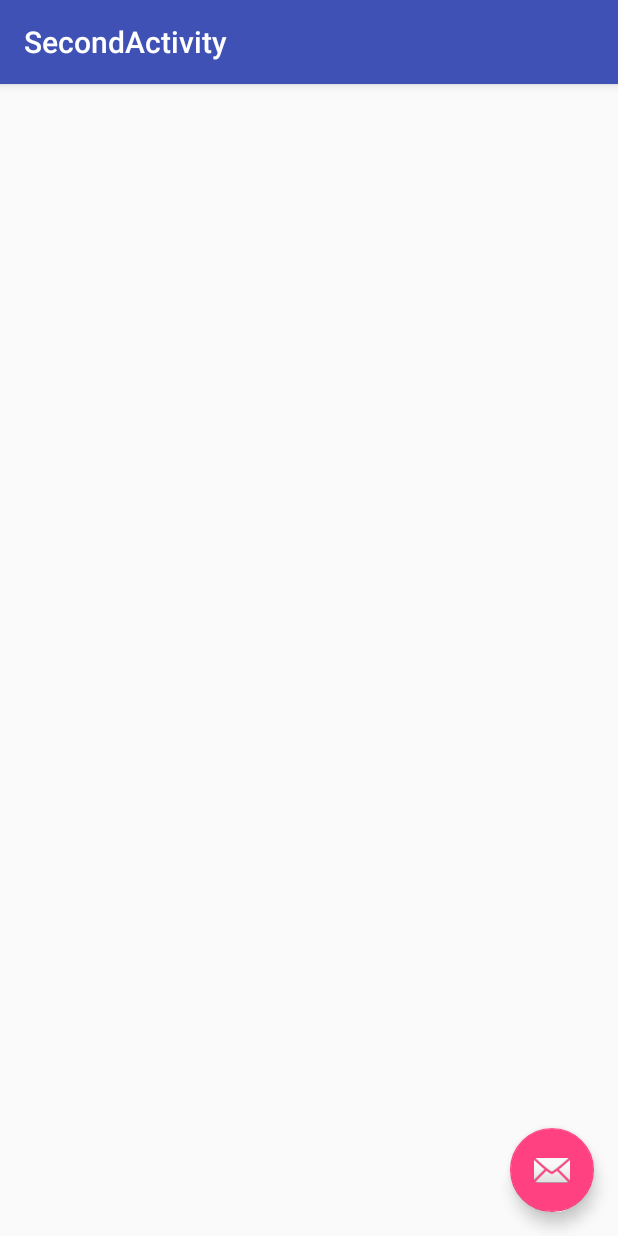
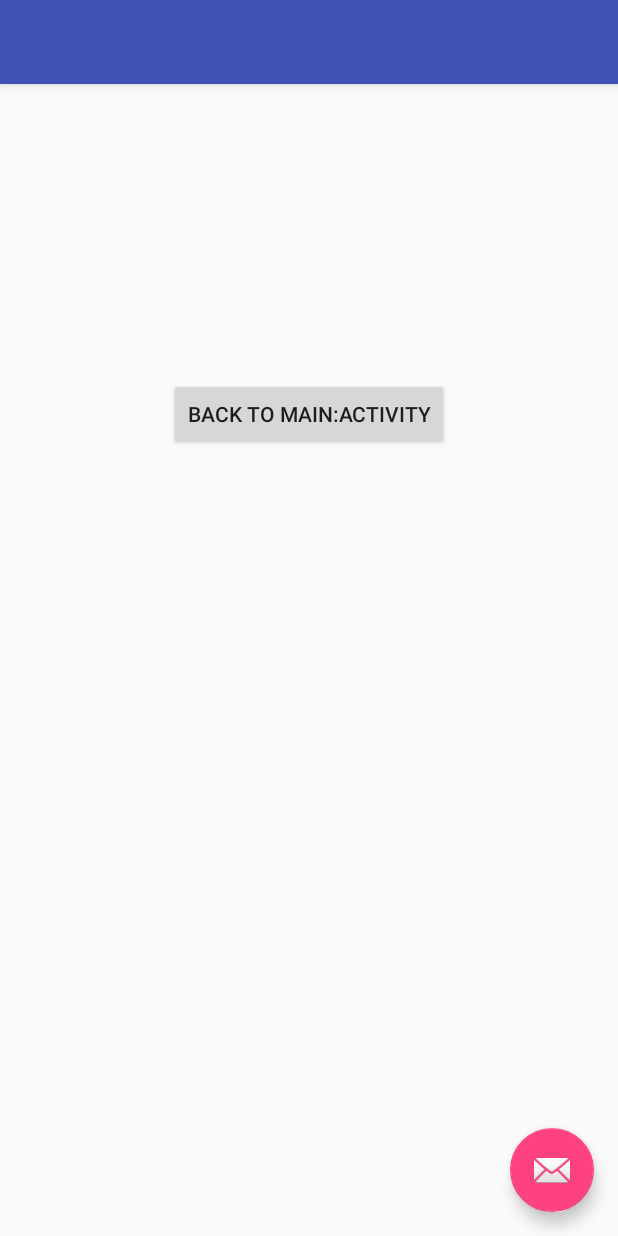
Before and after one commit to acakojic/myapp-android-kotlin, an Android app: the SecondActivity screen opened directly, with no data from a screen before it, on a phone screen of 412 x 824 dp. Run offline under Robolectric (Android 15) with nearby library versions, the phone set to English and light mode, and no system bars.

Commit message:
Passing data from MainActivity and display it in SecondActivity

```diff
--- a/app/build.gradle
+++ b/app/build.gradle
@@ -31,4 +31,5 @@ dependencies {
     testImplementation 'junit:junit:4.12'
     androidTestImplementation 'com.android.support.test:runner:1.0.2'
     androidTestImplementation 'com.android.support.test.espresso:espresso-core:3.0.2'
+
 }
--- a/app/src/main/java/com/example/koja/myapplication/SecondActivity.kt
+++ b/app/src/main/java/com/example/koja/myapplication/SecondActivity.kt
@@ -1,8 +1,12 @@
 package com.example.koja.myapplication
 
+import android.content.Intent
 import android.os.Bundle
 import android.support.design.widget.Snackbar
 import android.support.v7.app.AppCompatActivity
+import android.widget.Button
+import android.widget.TextView
+import com.example.koja.myapplication.R.id.idButton
 
 import kotlinx.android.synthetic.main.activity_second.*
 
@@ -11,11 +15,20 @@ class SecondActivity : AppCompatActivity() {
     override fun onCreate(savedInstanceState: Bundle?) {
         super.onCreate(savedInstanceState)
         setContentView(R.layout.activity_second)
-        setSupportActionBar(toolbar)
 
-        fab.setOnClickListener { view ->
-            Snackbar.make(view, "Replace with your own action", Snackbar.LENGTH_LONG)
-                    .setAction("Action", null).show()
+        val idTextView: TextView = findViewById(R.id.idTextView)
+        val idButton: Button = findViewById(R.id.idButton)
+
+
+        //get textString from MainComponent
+
+        val intentText = getIntent()
+        val textName = intentText.getStringExtra("textName")
+        idTextView.text = textName
+
+        idButton.setOnClickListener{
+            val intent = Intent(this, MainActivity::class.java)
+            startActivity(intent)
         }
     }
 
--- a/app/src/main/res/layout/content_second.xml
+++ b/app/src/main/res/layout/content_second.xml
@@ -8,4 +8,26 @@
     tools:context=".SecondActivity"
     tools:showIn="@layout/activity_second">
 
+    <TextView
+        android:id="@+id/idTextView"
+        android:layout_width="wrap_content"
+        android:layout_height="wrap_content"
+        android:text="Hello SecondActivity"
+        app:layout_constraintBottom_toBottomOf="parent"
+        app:layout_constraintLeft_toLeftOf="parent"
+        app:layout_constraintRight_toRightOf="parent"
+        app:layout_constraintTop_toTopOf="parent"
+        app:layout_constraintVertical_bias="0.008" />
+
+    <Button
+        android:id="@+id/idButton"
+        android:layout_width="wrap_content"
+        android:layout_height="wrap_content"
+        android:text="Back to Main:Activity"
+        app:layout_constraintBottom_toBottomOf="parent"
+        app:layout_constraintLeft_toLeftOf="parent"
+        app:layout_constraintRight_toRightOf="parent"
+        app:layout_constraintTop_toTopOf="parent"
+        app:layout_constraintVertical_bias="0.272" />
+
 </android.support.constraint.ConstraintLayout>
```
Also changed, not shown: app/src/main/java/com/example/koja/myapplication/MainActivity.kt (+13 -1 lines), app/src/main/res/layout/activity_main.xml (+13 -1 lines).
